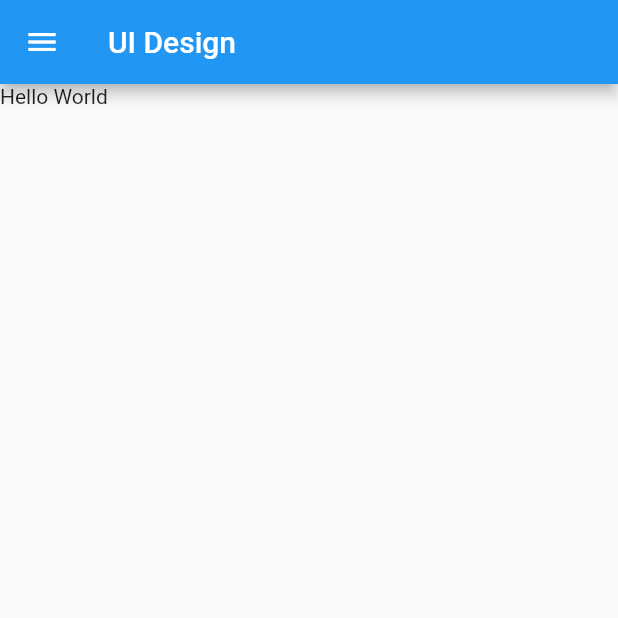
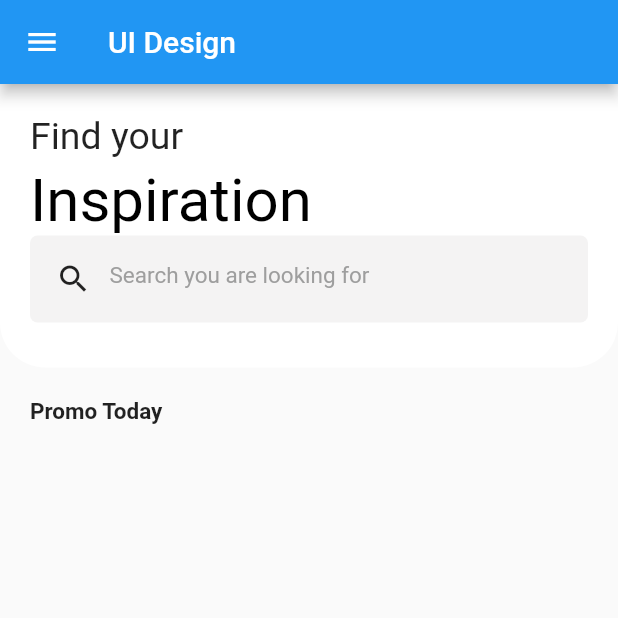
Before and after one commit to JPincay7/MyApp, a Flutter app: the screen it shows after launch, on a phone screen of 412 x 824 dp, the top half of it. Run offline on Flutter 3.47's test engine with Material 2 defaults, Android fonts, the phone set to English and light mode, and no system bars.

Commit message:
home screen view

```diff
--- a/lib/src/pages/home_screen.dart
+++ b/lib/src/pages/home_screen.dart
@@ -1,3 +1,5 @@
+import 'dart:ui';
+
 import 'package:flutter/material.dart';
 import 'package:my_app/src/drawer/navigation_drawer.dart';
 
@@ -14,21 +16,98 @@ class HomeScreen extends StatelessWidget {
         ),
       ),
       drawer: NavigationDrawer(),
-      body: SafeArea(child: TravelView()),
-    );
-  }
-}
-
-class TravelView extends StatelessWidget {
-  // const TravelView({Key? key}) : super(key: key);
-
-  @override
-  Widget build(BuildContext context) {
-    return Container(
-      child: Row(
-        children: [
-          Text('Hello World'),
-        ],
+      body: SafeArea(
+        child: Column(
+          crossAxisAlignment: CrossAxisAlignment.start,
+          children: [
+            Container(
+              width: double.infinity,
+              decoration: BoxDecoration(
+                color: Colors.white,
+                borderRadius: BorderRadius.vertical(
+                  bottom: Radius.circular(30),
+                ),
+              ),
+              padding: EdgeInsets.all(
+                20.0,
+              ),
+              child: Column(
+                crossAxisAlignment: CrossAxisAlignment.start,
+                children: [
+                  Text(
+                    'Find your',
+                    style: TextStyle(color: Colors.black87, fontSize: 25),
+                  ),
+                  SizedBox(
+                    height: 5,
+                  ),
+                  Text(
+                    'Inspiration',
+                    style: TextStyle(color: Colors.black, fontSize: 40.0),
+                  ),
+                  Container(
+                    padding: EdgeInsets.all(
+                      5.0,
+                    ),
+                    decoration: BoxDecoration(
+                      color: Color.fromRGBO(
+                        244,
+                        243,
+                        243,
+                        1,
+                      ),
+                      borderRadius: BorderRadius.circular(
+                        5.0,
+                      ),
+                    ),
+                    child: TextField(
+                      decoration: InputDecoration(
+                        border: InputBorder.none,
+                        prefixIcon: Icon(
+                          Icons.search,
+                          color: Colors.black87,
+                        ),
+                        hintText: 'Search you are looking for',
+                        hintStyle: TextStyle(color: Colors.grey, fontSize: 15),
+                      ),
+                    ),
+                  ),
+                  SizedBox(
+                    height: 10.0,
+                  ),
+                ],
+              ),
+            ),
+            SizedBox(
+              height: 20.0,
+            ),
+            Padding(
+              padding: const EdgeInsets.symmetric(horizontal: 20.0),
+              child: Column(
+                crossAxisAlignment: CrossAxisAlignment.start,
+                children: [
+                  Text(
+                    'Promo Today',
+                    style: TextStyle(
+                      fontSize: 15,
+                      fontWeight: FontWeight.bold,
+                    ),
+                  ),
+                  SizedBox(
+                    height: 15,
+                  ),
+                  Container(
+                    height: 200,
+                    child: ListView(
+                      scrollDirection: Axis.horizontal,
+                      children: [],
+                    ),
+                  ),
+                ],
+              ),
+            )
+          ],
+        ),
       ),
     );
   }
```
